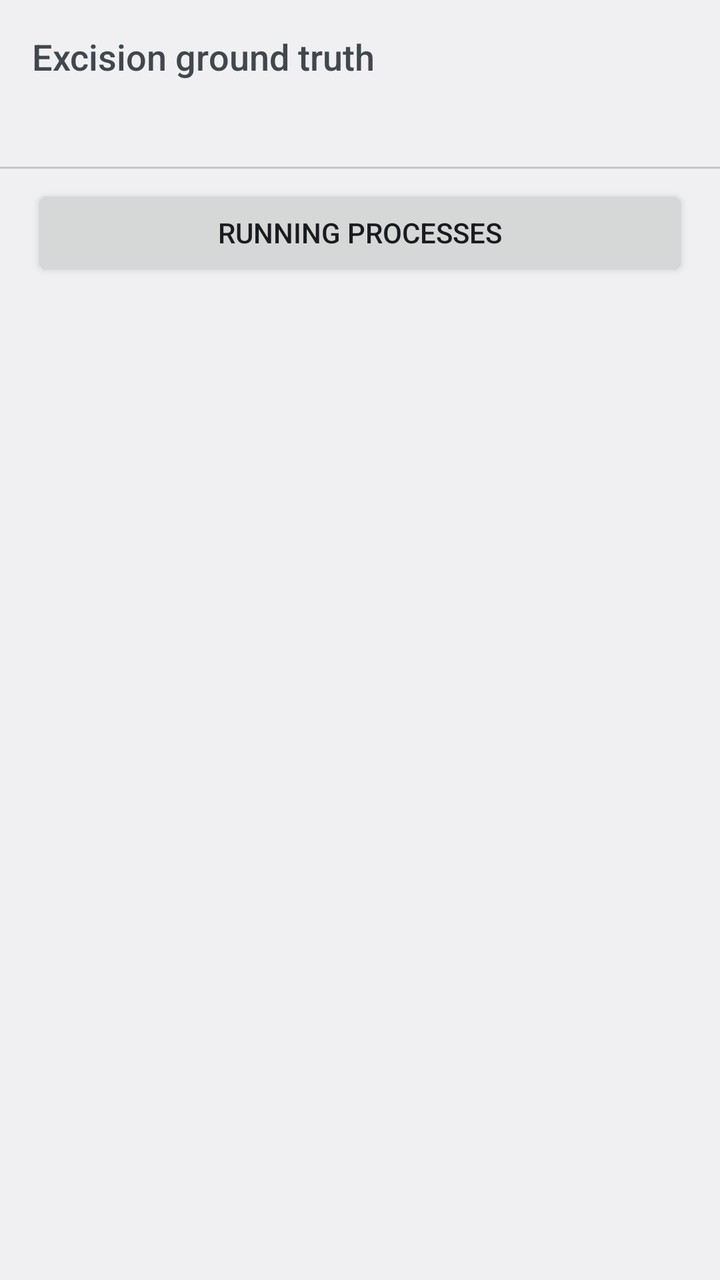
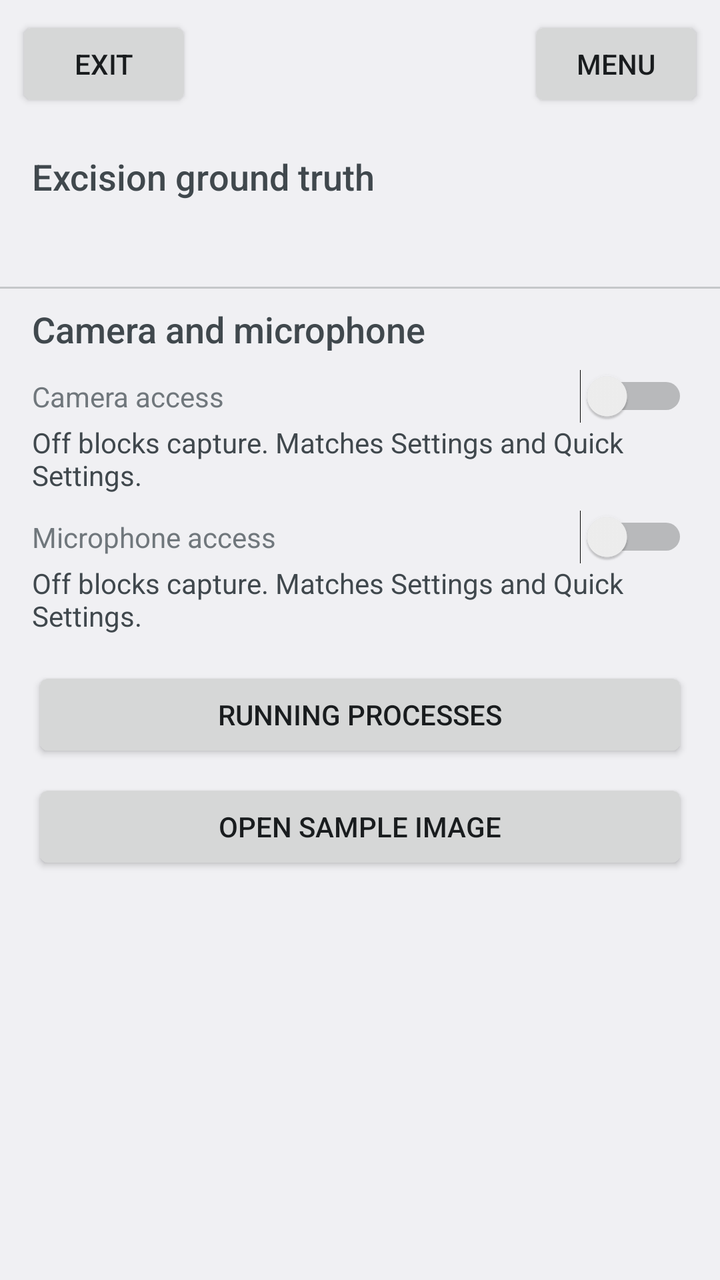

Two renders of the same Android screen: before a commit and after it. Below are the layout's source before the change and the commit's diff.
<!-- AndroidManifest.xml: application theme android:Theme.DeviceDefault.Settings -->
<!-- res/layout/activity_validator.xml -->
<?xml version="1.0" encoding="utf-8"?>
<LinearLayout xmlns:android="http://schemas.android.com/apk/res/android"
    android:layout_width="match_parent"
    android:layout_height="match_parent"
    android:orientation="vertical"
    android:fitsSystemWindows="true">

    <TextView
        android:id="@+id/header_title"
        android:layout_width="match_parent"
        android:layout_height="wrap_content"
        android:padding="16dp"
        android:text="@string/header_title"
        android:textAppearance="?android:attr/textAppearanceMedium" />

    <TextView
        android:id="@+id/summary_text"
        android:layout_width="match_parent"
        android:layout_height="wrap_content"
        android:paddingStart="16dp"
        android:paddingEnd="16dp"
        android:paddingBottom="8dp"
        android:textAppearance="?android:attr/textAppearanceSmall" />

    <View
        android:layout_width="match_parent"
        android:layout_height="1dp"
        android:background="?android:attr/listDivider" />

    <Button
        android:id="@+id/btn_open_processes"
        android:layout_width="match_parent"
        android:layout_height="wrap_content"
        android:layout_marginStart="16dp"
        android:layout_marginEnd="16dp"
        android:layout_marginTop="8dp"
        android:text="@string/process_view_title" />

    <ListView
        android:id="@+id/checks_list"
        android:layout_width="match_parent"
        android:layout_height="0dp"
        android:layout_weight="1"
        android:scrollbars="vertical" />
</LinearLayout>
<!-- resources referenced by this layout -->
<resources>
  <string name="header_title">Excision ground truth</string>
  <string name="process_view_title">Running processes</string>
</resources>

<!-- the commit's change to res/layout/activity_validator.xml (unified diff, before → after) -->
@@ -5,13 +5,16 @@
     android:orientation="vertical"
     android:fitsSystemWindows="true">
 
+    <include layout="@layout/validator_chrome" />
+
     <TextView
-        android:id="@+id/header_title"
+        android:id="@+id/escape_hotspot"
         android:layout_width="match_parent"
         android:layout_height="wrap_content"
         android:padding="16dp"
         android:text="@string/header_title"
-        android:textAppearance="?android:attr/textAppearanceMedium" />
+        android:textAppearance="?android:attr/textAppearanceMedium"
+        android:contentDescription="@string/escape_hotspot_cd" />
 
     <TextView
         android:id="@+id/summary_text"
@@ -27,6 +30,8 @@
         android:layout_height="1dp"
         android:background="?android:attr/listDivider" />
 
+    <include layout="@layout/sensor_privacy_toggles" />
+
     <Button
         android:id="@+id/btn_open_processes"
         android:layout_width="match_parent"
@@ -36,6 +41,16 @@
         android:layout_marginTop="8dp"
         android:text="@string/process_view_title" />
 
+    <Button
+        android:id="@+id/btn_open_sample_image"
+        android:layout_width="match_parent"
+        android:layout_height="wrap_content"
+        android:layout_marginStart="16dp"
+        android:layout_marginEnd="16dp"
+        android:layout_marginTop="8dp"
+        android:text="@string/sample_image_open"
+        android:contentDescription="@string/sample_image_open_cd" />
+
     <ListView
         android:id="@+id/checks_list"
         android:layout_width="match_parent"
@@ -43,3 +58,116 @@
         android:layout_weight="1"
         android:scrollbars="vertical" />
 </LinearLayout>
+<!-- res/layout/validator_chrome.xml (included above) -->
+<?xml version="1.0" encoding="utf-8"?>
+<LinearLayout xmlns:android="http://schemas.android.com/apk/res/android"
+    android:layout_width="match_parent"
+    android:layout_height="wrap_content"
+    android:orientation="horizontal"
+    android:gravity="center_vertical"
+    android:paddingStart="8dp"
+    android:paddingEnd="8dp"
+    android:paddingTop="8dp"
+    android:paddingBottom="4dp">
+
+    <Button
+        android:id="@+id/btn_exit"
+        android:layout_width="wrap_content"
+        android:layout_height="wrap_content"
+        android:text="@string/action_exit"
+        android:contentDescription="@string/action_exit_cd" />
+
+    <View
+        android:layout_width="0dp"
+        android:layout_height="0dp"
+        android:layout_weight="1" />
+
+    <Button
+        android:id="@+id/btn_menu"
+        android:layout_width="wrap_content"
+        android:layout_height="wrap_content"
+        android:text="@string/action_menu"
+        android:contentDescription="@string/action_menu_cd" />
+</LinearLayout>
+<!-- res/layout/sensor_privacy_toggles.xml (included above) -->
+<?xml version="1.0" encoding="utf-8"?>
+<LinearLayout xmlns:android="http://schemas.android.com/apk/res/android"
+    android:id="@+id/sensor_privacy_section"
+    android:layout_width="match_parent"
+    android:layout_height="wrap_content"
+    android:orientation="vertical"
+    android:paddingStart="16dp"
+    android:paddingEnd="16dp"
+    android:paddingTop="8dp"
+    android:paddingBottom="8dp">
+
+    <TextView
+        android:id="@+id/sensor_privacy_heading"
+        android:layout_width="match_parent"
+        android:layout_height="wrap_content"
+        android:text="@string/sensor_section_title"
+        android:textAppearance="?android:attr/textAppearanceMedium"
+        android:focusable="true" />
+
+    <LinearLayout
+        android:layout_width="match_parent"
+        android:layout_height="wrap_content"
+        android:orientation="horizontal"
+        android:gravity="center_vertical"
+        android:paddingTop="8dp">
+
+        <TextView
+            android:id="@+id/camera_access_label"
+            android:layout_width="0dp"
+            android:layout_height="wrap_content"
+            android:layout_weight="1"
+            android:text="@string/camera_access_label"
+            android:textAppearance="?android:attr/textAppearanceSmall"
+            android:labelFor="@id/switch_camera_access" />
+
+        <Switch
+            android:id="@+id/switch_camera_access"
+            android:layout_width="wrap_content"
+            android:layout_height="wrap_content"
+            android:contentDescription="@string/camera_access_label" />
+    </LinearLayout>
+
+    <TextView
+        android:id="@+id/camera_access_summary"
+        android:layout_width="match_parent"
+        android:layout_height="wrap_content"
+        android:paddingBottom="8dp"
+        android:text="@string/sensor_access_summary"
+        android:textAppearance="?android:attr/textAppearanceSmall"
+        android:textColor="?android:attr/textColorSecondary" />
+
+    <LinearLayout
+        android:layout_width="match_parent"
+        android:layout_height="wrap_content"
+        android:orientation="horizontal"
+        android:gravity="center_vertical">
+
+        <TextView
+            android:id="@+id/microphone_access_label"
+            android:layout_width="0dp"
+            android:layout_height="wrap_content"
+            android:layout_weight="1"
+            android:text="@string/mic_access_label"
+            android:textAppearance="?android:attr/textAppearanceSmall"
+            android:labelFor="@id/switch_microphone_access" />
+
+        <Switch
+            android:id="@+id/switch_microphone_access"
+            android:layout_width="wrap_content"
+            android:layout_height="wrap_content"
+            android:contentDescription="@string/mic_access_label" />
+    </LinearLayout>
+
+    <TextView
+        android:id="@+id/microphone_access_summary"
+        android:layout_width="match_parent"
+        android:layout_height="wrap_content"
+        android:text="@string/sensor_access_summary"
+        android:textAppearance="?android:attr/textAppearanceSmall"
+        android:textColor="?android:attr/textColorSecondary" />
+</LinearLayout>
<!-- resource entries referenced after the edit -->
@@ -1,6 +1,17 @@
 <!-- resources referenced by this layout -->
 <resources>
+  <string name="action_exit">Exit</string>
+  <string name="action_exit_cd">Exit GT Info</string>
+  <string name="action_menu">Menu</string>
+  <string name="action_menu_cd">Open GT Info menu</string>
+  <string name="camera_access_label">Camera access</string>
+  <string name="escape_hotspot_cd">Long-press or triple-tap to open the escape menu</string>
   <string name="header_title">Excision ground truth</string>
+  <string name="mic_access_label">Microphone access</string>
   <string name="process_view_title">Running processes</string>
+  <string name="sample_image_open">Open sample image</string>
+  <string name="sample_image_open_cd">Open a sample PNG with the system image viewer</string>
+  <string name="sensor_access_summary">Off blocks capture. Matches Settings and Quick Settings.</string>
+  <string name="sensor_section_title">Camera and microphone</string>
 </resources>
 
